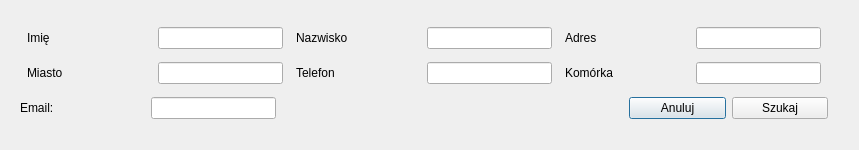
Old version of the form src/gui/SearchDialog.ui in the repository artven/phonebook.
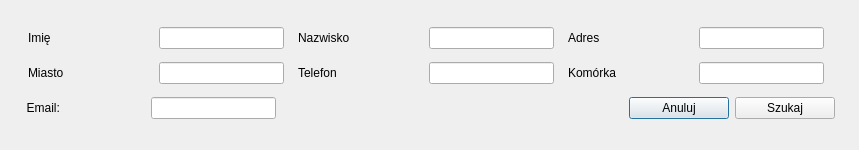
New version of the form.

The edit to the form file:
```diff
--- a/src/gui/SearchDialog.ui
+++ b/src/gui/SearchDialog.ui
@@ -16,12 +16,12 @@
   <property name="modal">
    <bool>true</bool>
   </property>
-  <widget class="QWidget" name="">
+  <widget class="QWidget" name="layoutWidget">
    <property name="geometry">
     <rect>
      <x>20</x>
      <y>20</y>
-     <width>808</width>
+     <width>815</width>
      <height>107</height>
     </rect>
    </property>
@@ -479,7 +479,7 @@
            </size>
           </property>
           <property name="text">
-           <string>Email:</string>
+           <string>  Email:</string>
           </property>
          </widget>
         </item>
```
Left out of the diff: 16 changed lines with no effect on the pictures.
